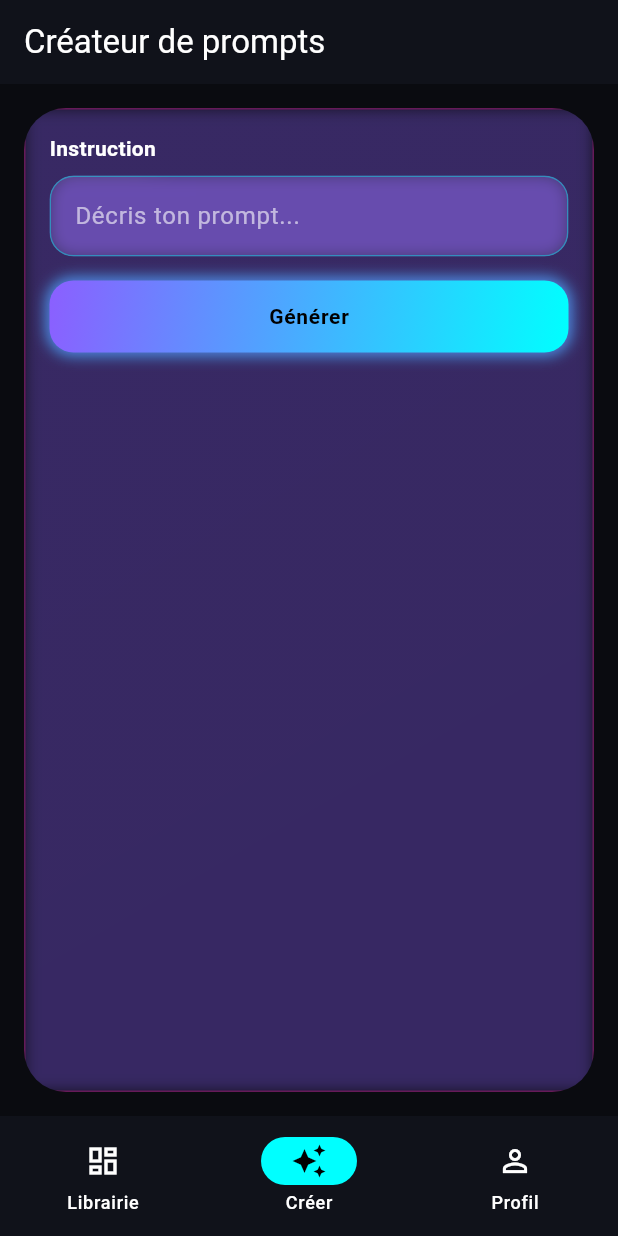
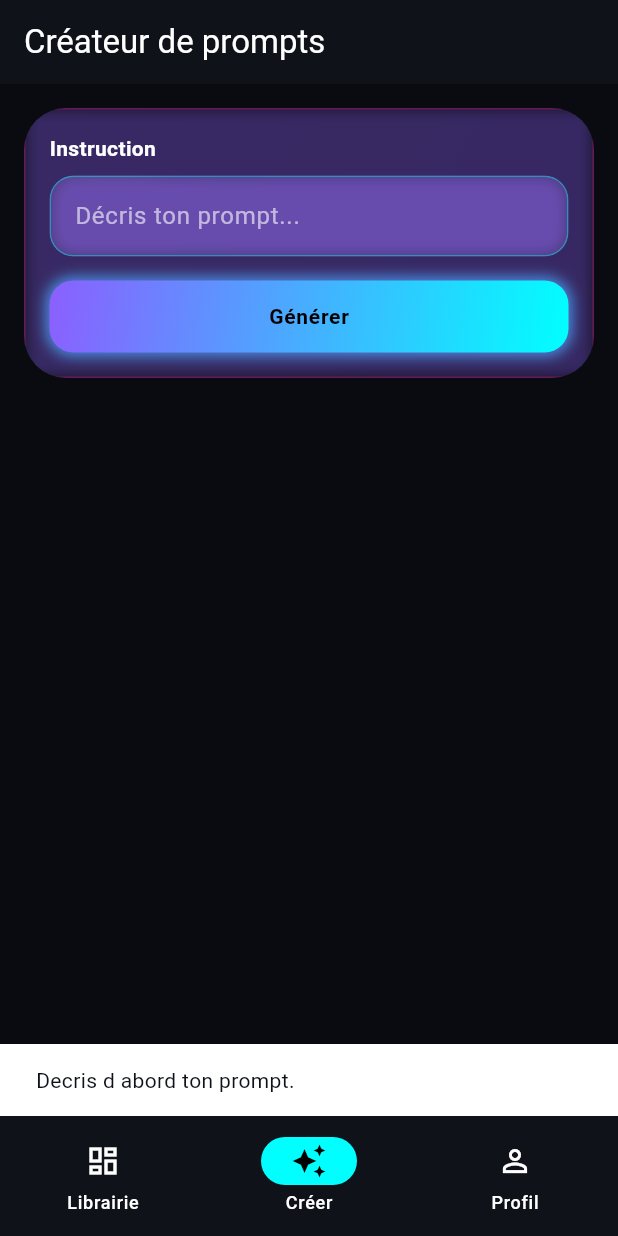
Before and after one commit to badamsoff/promptimal, a Flutter app: the CreateScreen screen opened by its route, after a tap on "Générer", on a phone screen of 412 x 824 dp. Run offline on Flutter 3.47's test engine with Material 3 defaults, Android fonts, the phone set to English and light mode, and no system bars; our stand-ins replace flutter_dotenv, flutter_riverpod, go_router, google_sign_in, lottie, supabase_flutter; accounts and stored records are empty.

Commit message:
Fix UX: bouton Generer cables (controller recree a chaque build + bouton inerte avant), ecran resultat + note honnete placeholder. Ajout bouton Deconnexion au profil (aucun moyen de se deconnecter avant)

```diff
--- a/promptimal/lib/features/create/create_screen.dart
+++ b/promptimal/lib/features/create/create_screen.dart
@@ -1,27 +1,87 @@
 import 'package:flutter/material.dart';
+import '../../services/gemini_service.dart';
 import '../../widgets/neon/animated_glass_panel.dart';
 import '../../widgets/neon/neon_text_field.dart';
 import '../../widgets/neon/glow_button.dart';
 
-class CreateScreen extends StatelessWidget {
+class CreateScreen extends StatefulWidget {
   const CreateScreen({super.key});
 
   @override
+  State<CreateScreen> createState() => _CreateScreenState();
+}
+
+class _CreateScreenState extends State<CreateScreen> {
+  final _controller = TextEditingController();
+  final _service = GeminiService();
+  bool _busy = false;
+  String? _result;
+
+  @override
+  void dispose() {
+    _controller.dispose();
+    super.dispose();
+  }
+
+  Future<void> _generate() async {
+    if (_busy) return;
+    final instruction = _controller.text.trim();
+    if (instruction.isEmpty) {
+      ScaffoldMessenger.of(context).showSnackBar(
+          const SnackBar(content: Text('Decris d abord ton prompt.')));
+      return;
+    }
+    setState(() {
+      _busy = true;
+      _result = null;
+    });
+    final result = await _service.generatePrompt(instruction);
+    if (!mounted) return;
+    setState(() {
+      _busy = false;
+      _result = result;
+    });
+  }
+
+  @override
   Widget build(BuildContext context) {
-    final controller = TextEditingController();
     return Scaffold(
       appBar: AppBar(title: const Text('Créateur de prompts')),
-      body: Padding(
+      body: SingleChildScrollView(
         padding: const EdgeInsets.all(16),
         child: AnimatedGlassPanel(
           child: Column(
             crossAxisAlignment: CrossAxisAlignment.stretch,
             children: [
-              const Text('Instruction', style: TextStyle(color: Colors.white, fontWeight: FontWeight.bold)),
+              const Text('Instruction',
+                  style: TextStyle(color: Colors.white, fontWeight: FontWeight.bold)),
               const SizedBox(height: 8),
-              NeonTextField(controller: controller, hintText: 'Décris ton prompt...'),
+              NeonTextField(controller: _controller, hintText: 'Décris ton prompt...'),
               const SizedBox(height: 16),
-              GlowButton(onPressed: () {}, child: const Text('Générer')),
+              GlowButton(
+                onPressed: _busy ? null : _generate,
+                child: _busy
+                    ? const SizedBox(
+                        height: 18,
+                        width: 18,
+                        child: CircularProgressIndicator(strokeWidth: 2, color: Colors.white))
+                    : const Text('Générer'),
+              ),
+              if (_result != null) ...[
+                const SizedBox(height: 16),
+                const Text('Résultat',
+                    style: TextStyle(color: Colors.white, fontWeight: FontWeight.bold)),
+                const SizedBox(height: 8),
+                SelectableText(
+                  _result!,
+                  style: const TextStyle(color: Colors.white70),
+                ),
+                const SizedBox(height: 8),
+                Text(
+                  'Note : service Gemini non encore branche, reponse de demonstration.',
+                  style: TextStyle(color: Colors.white.withOpacity(0.4), fontSize: 12),
+                ),
+              ],
             ],
           ),
         ),
```
Also changed, not shown: promptimal/lib/features/profile/profile_screen.dart (+15 -3 lines).
